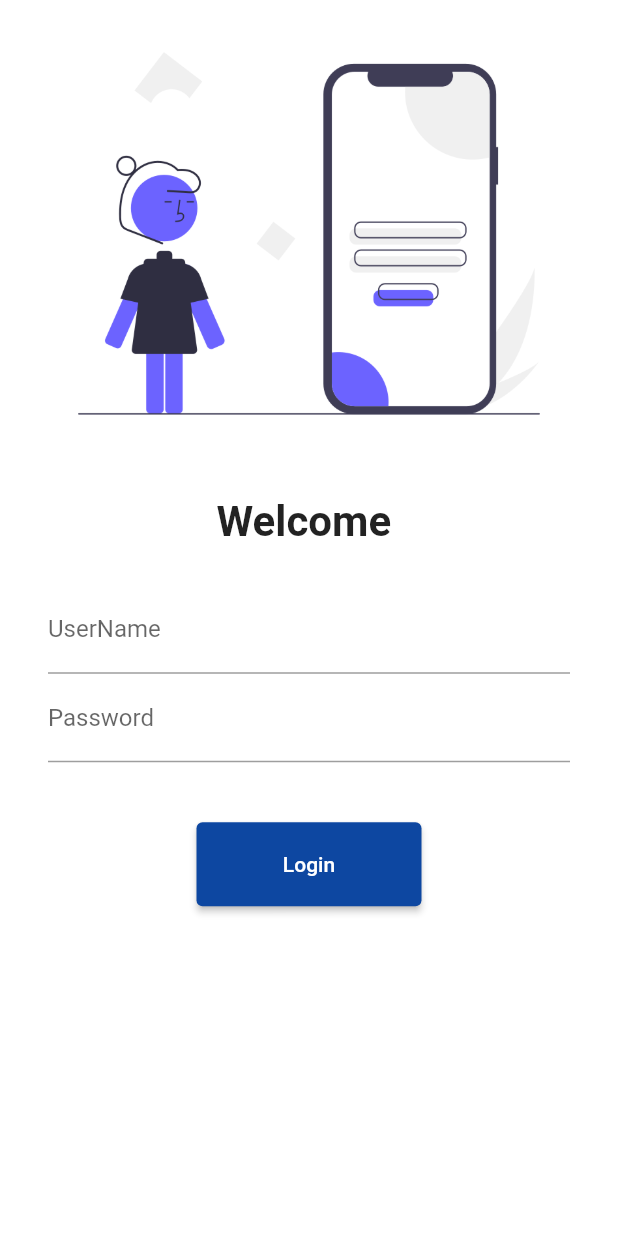
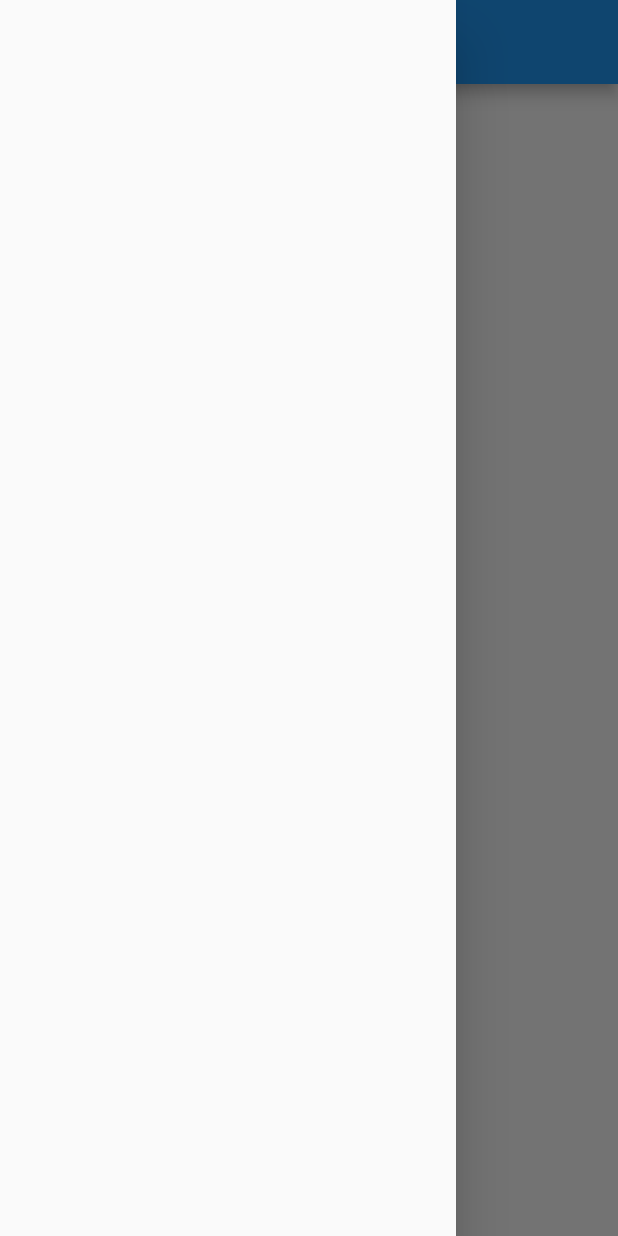
Before and after one commit to adityagosavi991/crash-course-8hrs, a Flutter app: the screen it shows after launch, with the side drawer open (before the commit the screen has no drawer), on a phone screen of 412 x 824 dp. Run offline on Flutter 3.47's test engine with Material 2 defaults, Android fonts, the phone set to English and light mode, and no system bars.

Commit message:
Day-9 completed

```diff
--- a/lib/main.dart
+++ b/lib/main.dart
@@ -14,8 +14,8 @@ class MyApp extends StatelessWidget {
     return MaterialApp(
       debugShowCheckedModeBanner: false,
       // home: HomePage(),
-      initialRoute:
-          "/login", //This tells flutter to open login page first and not home page, which is by default due to "/" route.
+      initialRoute: MyRoutes
+          .homeRoute, //This tells flutter to open login page first and not home page, which is by default due to "/" route.
       routes: {
         "/": (context) => HomePage(), //This page will be shown by default.
         MyRoutes.loginRoute: (context) => LoginPage(),
--- a/lib/pages/home_page.dart
+++ b/lib/pages/home_page.dart
@@ -1,3 +1,4 @@
+import 'package:ecommerce_project/widgets/drawer.dart';
 import 'package:flutter/material.dart';
 
 class HomePage extends StatelessWidget {
@@ -15,7 +16,7 @@ class HomePage extends StatelessWidget {
           child: Text("Hello!"),
         ),
       ),
-      drawer: Drawer(),
+      drawer: MyDrawer(),
     );
   }
 }
--- /dev/null
+++ b/lib/widgets/drawer.dart
@@ -0,0 +1,10 @@
+import 'package:flutter/material.dart';
+
+class MyDrawer extends StatelessWidget {
+  const MyDrawer({Key? key}) : super(key: key);
+
+  @override
+  Widget build(BuildContext context) {
+    return Drawer();
+  }
+}
```
